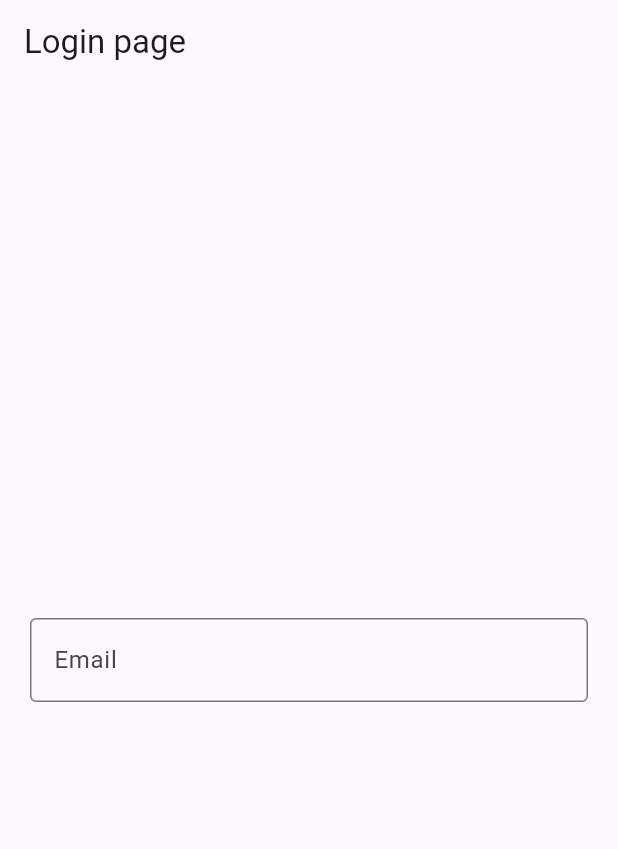
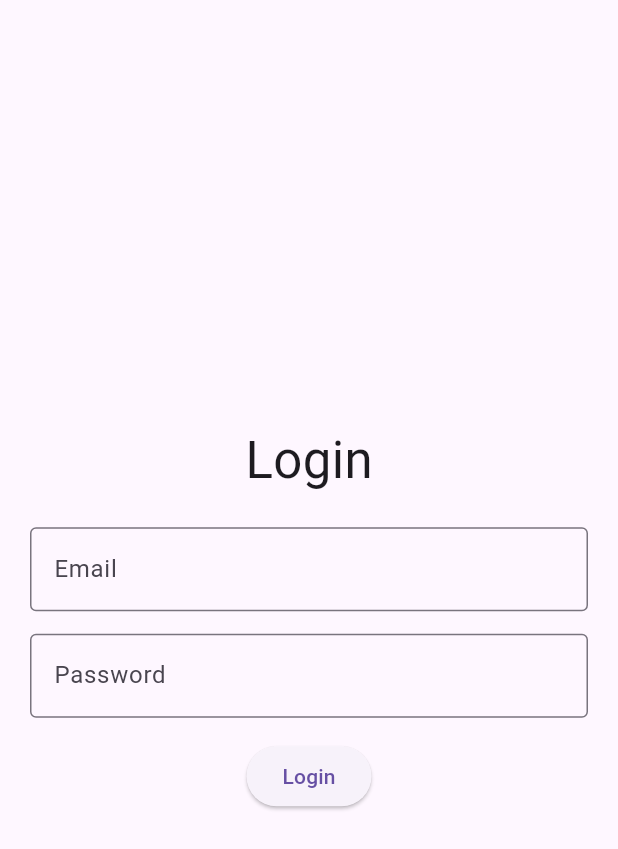
Before and after one commit to wllchrst/sleam-flutter-express, a Flutter app: the screen it shows after launch, on a phone screen of 412 x 824 dp. Shown: the top 849 px of the screen. Run offline on Flutter 3.47's test engine with Material 3 defaults, Android fonts, the phone set to English and light mode, and no system bars.

Commit message:
login page form

```diff
--- /dev/null
+++ b/client/lib/models/user.dart
@@ -0,0 +1,12 @@
+class User {
+  final String id;
+  final String email;
+  final String password;
+
+  User({required this.id, required this.email, required this.password});
+
+  factory User.fromJson(Map<String, dynamic> json) {
+    return User(
+        id: json['id'], email: json['email'], password: json['password']);
+  }
+}
--- a/client/lib/pages/login-page/login_form_state.dart
+++ b/client/lib/pages/login-page/login_form_state.dart
@@ -1,27 +1,70 @@
+import 'package:client/controllers/user_controllers.dart';
 import 'package:client/pages/login-page/login_form.dart';
 import 'package:flutter/material.dart';
 
 class LoginFormState extends State<LoginForm> {
+  final TextEditingController _emailController = TextEditingController();
+  final TextEditingController _passwordController = TextEditingController();
+
+  final GlobalKey<FormState> _formKey = GlobalKey<FormState>();
+
   @override
   Widget build(BuildContext context) {
-    final _formKey = GlobalKey<FormState>();
-
     return Form(
+      key: _formKey,
       child: Column(
         mainAxisAlignment: MainAxisAlignment.center,
         children: [
           TextFormField(
+            controller: _emailController,
             decoration: const InputDecoration(
-              hintText: "Email", border: OutlineInputBorder()),
-          key: _formKey,
+              hintText: "Email",
+              border: OutlineInputBorder(),
+            ),
             validator: (value) {
               if (value == null || value.isEmpty) {
                 return "Please enter your email";
               }
-            return "";
+              return null; // Return null if the input is valid
             },
-        )
+          ),
+          const Padding(padding: EdgeInsets.symmetric(vertical: 7.5)),
+          TextFormField(
+            controller: _passwordController,
+            decoration: const InputDecoration(
+              hintText: "Password",
+              border: OutlineInputBorder(),
+            ),
+            obscureText: true, // Hides password text
+            validator: (value) {
+              if (value == null || value.isEmpty) {
+                return "Please enter your password";
+              }
+              return null; // Return null if the input is valid
+            },
+          ),
+          const Padding(padding: EdgeInsets.symmetric(vertical: 7.5)),
+          ElevatedButton(
+            onPressed: () {
+              if (_formKey.currentState?.validate() ?? false) {
+                final email = _emailController.text;
+                final password = _passwordController.text;
+
+                final response = authenticateUser(email, password);
+                print(response);
+              }
+            },
+            child: const Text("Login"),
+          ),
         ],
-    ));
+      ),
+    );
+  }
+
+  @override
+  void dispose() {
+    _emailController.dispose();
+    _passwordController.dispose();
+    super.dispose();
   }
 }
--- a/client/lib/pages/login-page/login_page.dart
+++ b/client/lib/pages/login-page/login_page.dart
@@ -4,16 +4,20 @@ import 'package:flutter/material.dart';
 class LoginPage extends StatelessWidget {
   @override
   Widget build(BuildContext context) {
-    return Scaffold(
-      appBar: AppBar(
-        title: const Text("Login page"),
-      ),
-      body: const Center(
+    return const Scaffold(
+      body: Center(
           child: Padding(
         padding: EdgeInsets.all(20),
         child: Column(
           mainAxisAlignment: MainAxisAlignment.center,
-          children: [LoginForm()],
+          children: [
+            Text(
+              "Login",
+              style: TextStyle(fontSize: 34),
+            ),
+            Padding(padding: EdgeInsets.symmetric(vertical: 10)),
+            LoginForm()
+          ],
         ),
       )),
     );
```
Also changed, not shown: client/lib/controllers/user_controllers.dart (added, +14 -0 lines), client/lib/pages/home-page/home_page.dart (+7 -2 lines), client/lib/service/service.dart (added, +29 -0 lines), client/pubspec.yaml (+3 -4 lines), client/pubspec.lock, 3 other files. Lines whose indentation alone changed are shown as unchanged.
